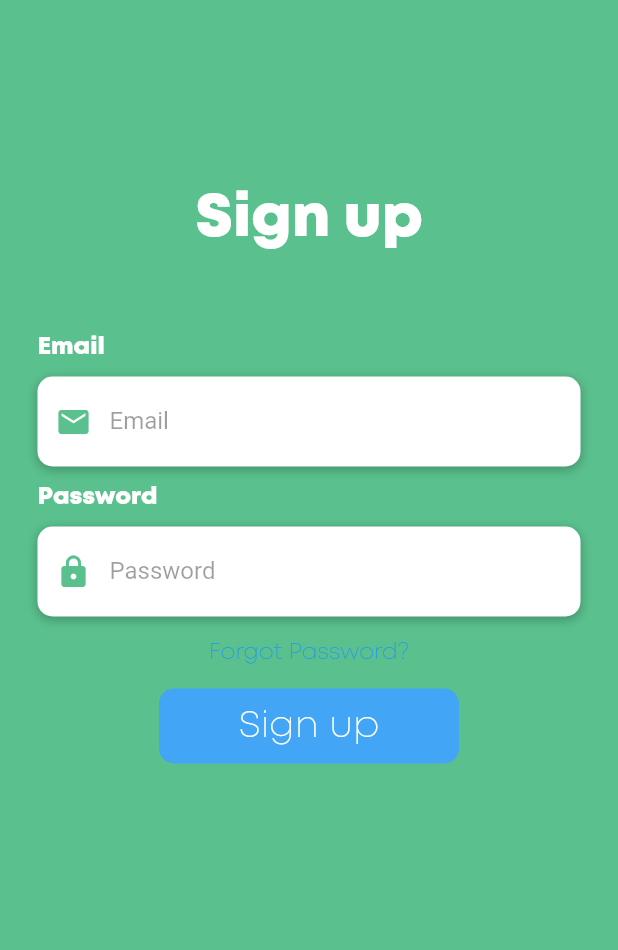
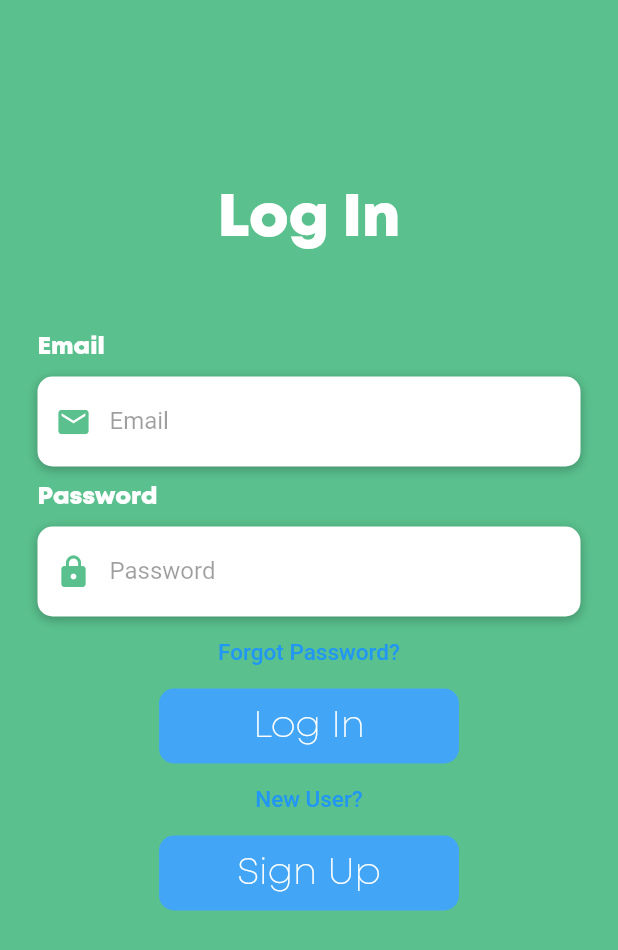
Before and after one commit to InternationalProjectOamk-1/Application, a Flutter app: the screen it shows after launch, on a phone screen of 412 x 824 dp. Shown: the top 950 px of the screen. Run offline on Flutter 3.47's test engine with Material 2 defaults, Android fonts, the phone set to English and light mode, and no system bars.

Commit message:
Changed Sign up to Log in page

```diff
--- a/lib/loginScreen.dart
+++ b/lib/loginScreen.dart
@@ -52,7 +52,7 @@ class _LoginScreenState extends State<LoginScreen> {
                   mainAxisAlignment: MainAxisAlignment.center,
                   children:  <Widget>[
                     const Text(
-                      'Sign up',
+                      'Log In',
                       style: TextStyle(
                         fontFamily: 'Mont',
                         color: Colors.white,
@@ -83,7 +83,6 @@ class _LoginScreenState extends State<LoginScreen> {
                       child: const Text(
                         'Forgot Password?',
                         style: TextStyle(
-                          fontFamily: 'Mont',
                           color: Colors.blue,
                           fontSize: 15
                         )
@@ -99,7 +98,7 @@ class _LoginScreenState extends State<LoginScreen> {
                       child: TextButton(
                         onPressed: () => print('email: ${emailController.text}\npassword: ${pwController.text}'),
                         child: const Text(
-                          'Sign up',
+                          'Log In',
                           style: TextStyle(
                             fontFamily: 'Mont',
                             color: Colors.white,
@@ -107,7 +106,36 @@ class _LoginScreenState extends State<LoginScreen> {
                           ),
                         ),
                       ),
-                    )
+                    ),
+                    TextButton(
+                      onPressed: forgor,    //TO-DO: Create proper forget password page
+                      child: const Text(
+                        'New User?',
+                        style: TextStyle(
+                          color: Colors.blue,
+                          fontSize: 15
+                        )
+                      )
+                    ),
+                    Container(
+                      height: 50,
+                      width: 200,
+                      decoration: BoxDecoration(
+                        color: Colors.blue[400],
+                        borderRadius: BorderRadius.circular(10)
+                      ),
+                      child: TextButton(
+                        onPressed: () => print('email: ${emailController.text}\npassword: ${pwController.text}'),
+                        child: const Text(
+                          'Sign Up',
+                          style: TextStyle(
+                            fontFamily: 'Mont',
+                            color: Colors.white,
+                            fontSize: 25,
+                          ),
+                        ),
+                      ),
+                    ),
                  ],
                ),
               ),
```
